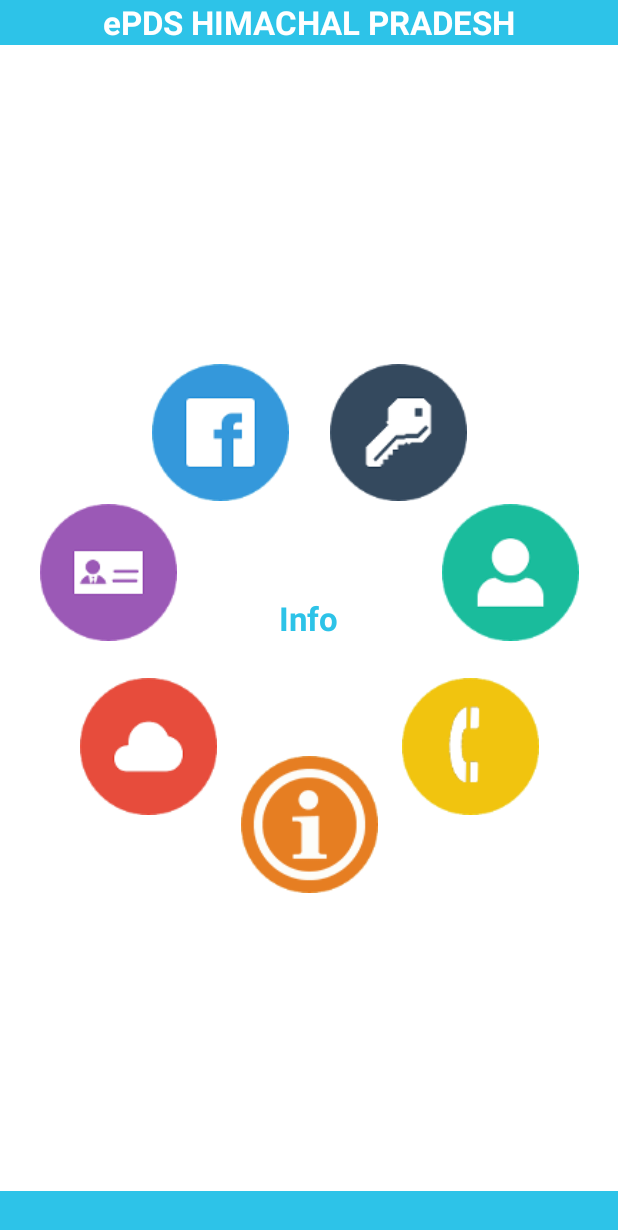
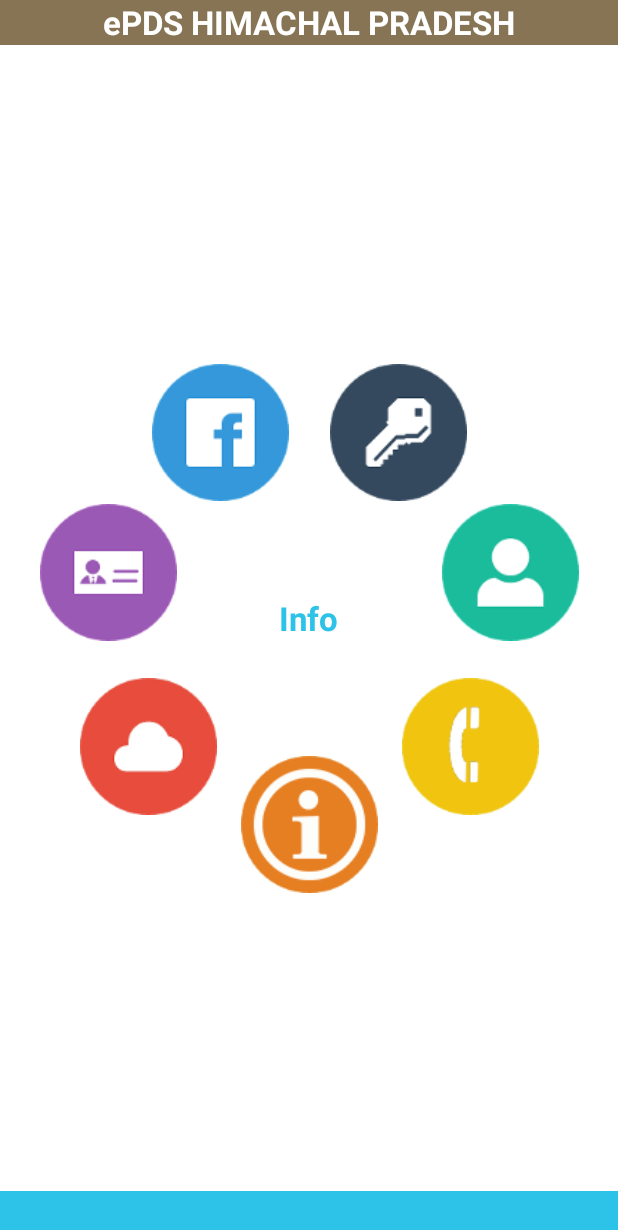
Before and after one commit to KushKD/HP_SSSB, an Android app: the screen it shows after launch (HPSSSB_MAIN), on a phone screen of 412 x 824 dp. Shown: the top 1230 px of the screen. Run offline under Robolectric (Android 15) with nearby library versions, the phone set to English and light mode, and no system bars; our stand-ins replace CircleImageView.

Commit message:
Small Changes

```diff
--- a/app/src/main/res/layout/activity_hpsssb__main.xml
+++ b/app/src/main/res/layout/activity_hpsssb__main.xml
@@ -2,6 +2,7 @@
     xmlns:circle="http://schemas.android.com/apk/res-auto"
     android:layout_width="match_parent"
     android:layout_height="match_parent"
+    android:background="#867454"
     android:orientation="vertical"
     android:weightSum="5">
 
@@ -18,7 +19,7 @@
             android:textStyle="bold"
             android:textSize="22dp"
             android:textColor="#ffffff"
-            android:background="#2dc3e8"/>
+            android:background="#867454"/>
     </LinearLayout>
 
 
```
